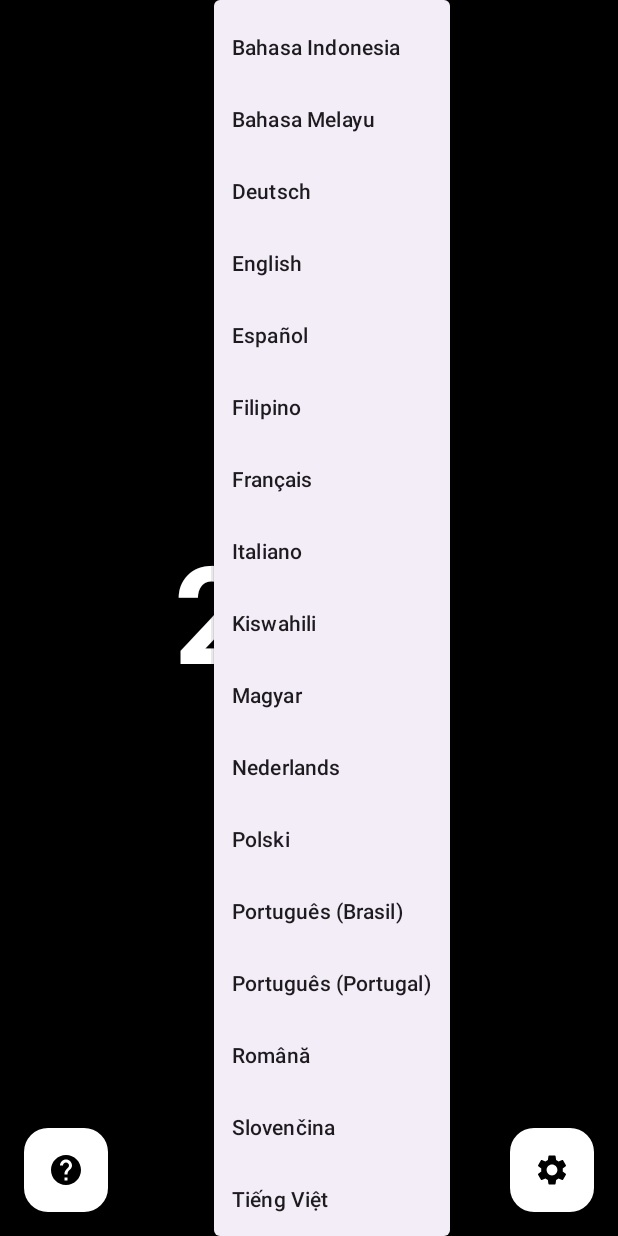
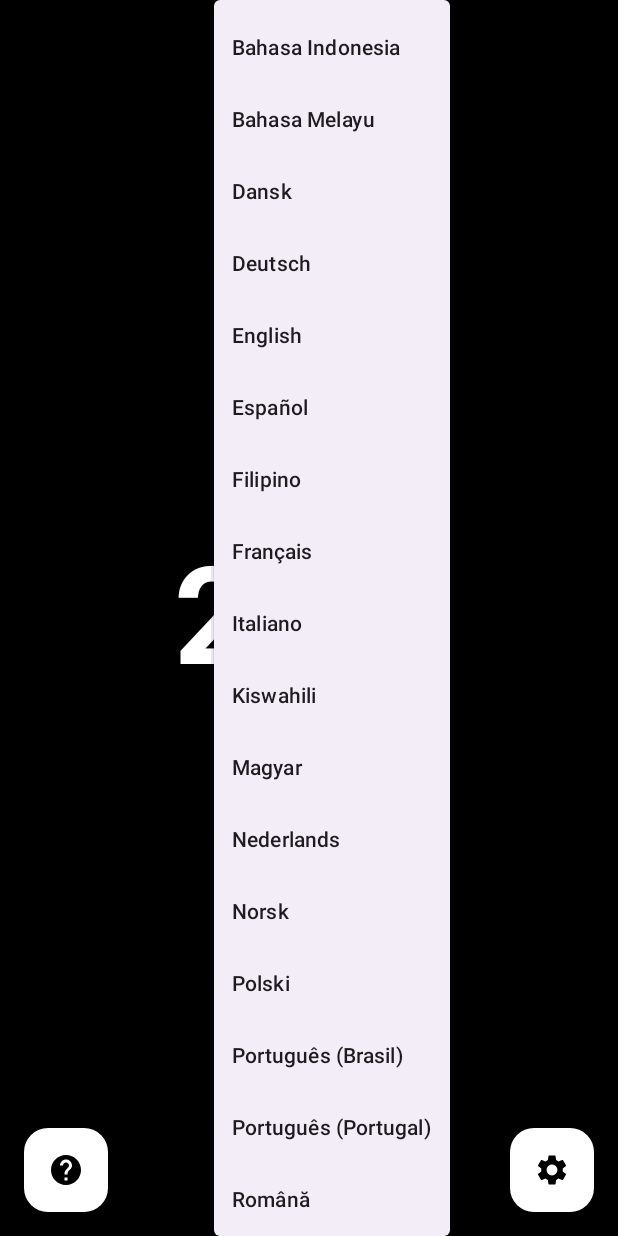
Before and after one commit to roblatour/YetAnotherTimer, an Android app built with Jetpack Compose: the screen it shows after launch (MainActivity), after a tap on "Change language", on a phone screen of 412 x 824 dp. Run offline under Robolectric (Android 15) with nearby library versions, the phone set to English and light mode, and no system bars.

Commit message:
update with support for 4 more languges

```diff
--- a/app/src/main/java/com/example/yetanothertimer/MainActivity.kt
+++ b/app/src/main/java/com/example/yetanothertimer/MainActivity.kt
@@ -12,7 +12,8 @@ import androidx.activity.viewModels
 import androidx.appcompat.app.AppCompatDelegate
 import androidx.core.os.LocaleListCompat
 import androidx.core.view.WindowCompat
-import androidx.core.view.WindowInsetsControllerCompat
+import androidx.activity.enableEdgeToEdge
+import androidx.activity.SystemBarStyle
 import androidx.compose.foundation.gestures.detectTapGestures
 import androidx.compose.foundation.layout.*
 import androidx.compose.foundation.layout.BoxWithConstraints
@@ -74,16 +75,13 @@ class MainActivity : AppCompatActivity() {
                             window.clearFlags(WindowManager.LayoutParams.FLAG_KEEP_SCREEN_ON)
                         }
                     }
-                    // Ensure system bars use black background and light icons for contrast
+                    // Use modern edge-to-edge API to style system bars without deprecated setters
                     LaunchedEffect(Unit) {
                         try {
-                            WindowCompat.setDecorFitsSystemWindows(window, true)
-                            window.statusBarColor = android.graphics.Color.BLACK
-                            window.navigationBarColor = android.graphics.Color.BLACK
-                            WindowInsetsControllerCompat(window, window.decorView).let { controller ->
-                                controller.isAppearanceLightStatusBars = false
-                                controller.isAppearanceLightNavigationBars = false
-                            }
+                            this@MainActivity.enableEdgeToEdge(
+                                statusBarStyle = SystemBarStyle.dark(android.graphics.Color.BLACK),
+                                navigationBarStyle = SystemBarStyle.dark(android.graphics.Color.BLACK)
+                            )
                         } catch (_: Exception) { }
                     }
                     TimerScreen(vm)
--- a/app/src/main/java/com/example/yetanothertimer/data/SupportedLanguages.kt
+++ b/app/src/main/java/com/example/yetanothertimer/data/SupportedLanguages.kt
@@ -6,6 +6,7 @@ data class Language(val tag: String, val autonym: String)
 
 object SupportedLanguages {
     val all: List<Language> = listOf(
+        Language("da-DK", "Dansk"),
         Language("ar", "العربية"),
         Language("bn", "বাংলা"),
         Language("zh-TW", "繁體中文"), // Traditional Chinese
@@ -15,6 +16,7 @@ object SupportedLanguages {
         Language("el", "Ελληνικά"),
         Language("en", "English"),
         Language("es", "Español"),
+        Language("fi-FI", "Suomi"),
         Language("fa", "فارسی"),
         Language("fil", "Filipino"),
         Language("fr", "Français"),
@@ -32,6 +34,7 @@ object SupportedLanguages {
         Language("ms-Arab", "بهاس ملايو"), // Malay (Jawi)
         Language("my", "မြန်မာ"),
         Language("nl", "Nederlands"),
+        Language("no-NO", "Norsk"),
         Language("pa", "ਪੰਜਾਬੀ"),
         Language("pl", "Polski"),
         Language("pt-PT", "Português (Portugal)"),
@@ -40,6 +43,7 @@ object SupportedLanguages {
         Language("ru", "Русский"),
         Language("sk", "Slovenčina"),
         Language("sw", "Kiswahili"),
+        Language("sv-SE", "Svenska"),
         Language("ta", "தமிழ்"),
         Language("te", "తెలుగు"),
         Language("th", "ไทย"),
@@ -86,6 +90,12 @@ object SupportedLanguages {
                 else -> all.find { it.tag == "pt-PT" }?.tag ?: all.find { it.tag == "pt-BR" }?.tag ?: "en"
             }
         }
+        // Norwegian: Android may report language 'no' or 'nb'. Prefer nb-NO if present.
+        if (lang.equals("no", ignoreCase = true) || lang.equals("nb", ignoreCase = true)) {
+            return all.find { it.tag.equals("nb-NO", ignoreCase = true) }?.tag
+                ?: all.find { it.tag.equals("no-NO", ignoreCase = true) }?.tag
+                ?: "en"
+        }
         // Malay explicit Arabic script mapping
         if (lang.equals("ms", ignoreCase = true)) {
             return all.find { it.tag == "ms" }?.tag ?: "en"
--- a/gradle.properties
+++ b/gradle.properties
@@ -2,9 +2,10 @@ android.useAndroidX=true
 android.enableJetifier=true
 org.gradle.jvmargs=-Xmx2g -Dfile.encoding=UTF-8
 android.suppressUnsupportedCompileSdk=35
+android.bundle.language.enableSplit=false
 
 # ---- App Versioning (bump here or via script) ----
-VERSION_CODE=7
+VERSION_CODE=12
 VERSION_NAME=1.0.0.0
 
 # ---- (Optional) Release signing properties (DO NOT COMMIT secrets) ----
```
Also changed, not shown: app/build.gradle.kts (+10 -0 lines), app/src/main/AndroidManifest.xml (+5 -2 lines), app/src/main/res/xml/backup_rules.xml (added, +7 -0 lines), app/src/main/res/xml/data_extraction_rules.xml (added, +13 -0 lines), app/src/main/res/xml/locales_config.xml (added, +49 -0 lines), 254 other files.
